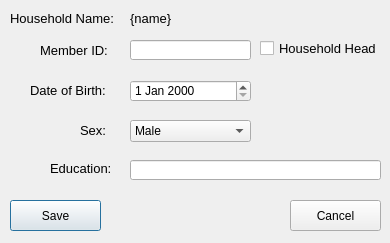
snim2mirror/openihm, file open-ihm/gui/designs/ui_household_editmember.ui: the form before one commit.
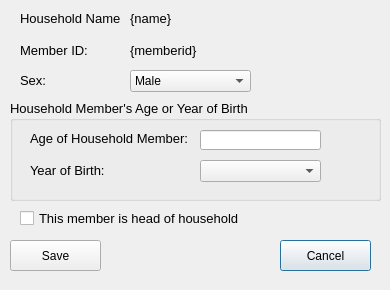
The form after the commit.

Commit message: Changed data entry for household members and their personal characteristics

What changed in the file:
```diff
--- a/open-ihm/gui/designs/ui_household_editmember.ui
+++ b/open-ihm/gui/designs/ui_household_editmember.ui
@@ -7,49 +7,18 @@
     <x>0</x>
     <y>0</y>
     <width>390</width>
-    <height>243</height>
+    <height>290</height>
    </rect>
   </property>
   <property name="windowTitle">
    <string>Edit Household Member</string>
   </property>
-  <widget class="QPushButton" name="cmdSave">
-   <property name="geometry">
-    <rect>
-     <x>10</x>
-     <y>200</y>
-     <width>91</width>
-     <height>31</height>
-    </rect>
-   </property>
-   <property name="text">
-    <string>Save</string>
-   </property>
-  </widget>
-  <widget class="QCheckBox" name="chkHeadHousehold">
-   <property name="geometry">
-    <rect>
-     <x>260</x>
-     <y>40</y>
-     <width>121</width>
-     <height>17</height>
-    </rect>
-   </property>
-   <property name="font">
-    <font>
-     <pointsize>10</pointsize>
-    </font>
-   </property>
-   <property name="text">
-    <string>Household Head</string>
-   </property>
-  </widget>
   <widget class="QLabel" name="label">
    <property name="geometry">
     <rect>
-     <x>10</x>
+     <x>20</x>
      <y>10</y>
-     <width>111</width>
+     <width>101</width>
      <height>16</height>
     </rect>
    </property>
@@ -62,100 +31,6 @@
     <string>Household Name:</string>
    </property>
   </widget>
-  <widget class="QDateEdit" name="dtpDOB">
-   <property name="geometry">
-    <rect>
-     <x>130</x>
-     <y>80</y>
-     <width>121</width>
-     <height>22</height>
-    </rect>
-   </property>
-  </widget>
-  <widget class="QLabel" name="label_3">
-   <property name="geometry">
-    <rect>
-     <x>30</x>
-     <y>80</y>
-     <width>81</width>
-     <height>21</height>
-    </rect>
-   </property>
-   <property name="font">
-    <font>
-     <pointsize>10</pointsize>
-    </font>
-   </property>
-   <property name="text">
-    <string>Date of Birth:</string>
-   </property>
-  </widget>
-  <widget class="QLabel" name="label_2">
-   <property name="geometry">
-    <rect>
-     <x>40</x>
-     <y>40</y>
-     <width>71</width>
-     <height>21</height>
-    </rect>
-   </property>
-   <property name="font">
-    <font>
-     <pointsize>10</pointsize>
-    </font>
-   </property>
-   <property name="text">
-    <string>Member ID:</string>
-   </property>
-  </widget>
-  <widget class="QLineEdit" name="txtMemberID">
-   <property name="geometry">
-    <rect>
-     <x>130</x>
-     <y>40</y>
-     <width>121</width>
-     <height>20</height>
-    </rect>
-   </property>
-  </widget>
-  <widget class="QLabel" name="label_4">
-   <property name="geometry">
-    <rect>
-     <x>80</x>
-     <y>120</y>
-     <width>31</width>
-     <height>21</height>
-    </rect>
-   </property>
-   <property name="font">
-    <font>
-     <pointsize>10</pointsize>
-    </font>
-   </property>
-   <property name="text">
-    <string>Sex:</string>
-   </property>
-  </widget>
-  <widget class="QComboBox" name="cboSex">
-   <property name="geometry">
-    <rect>
-     <x>130</x>
-     <y>120</y>
-     <width>121</width>
-     <height>22</height>
-    </rect>
-   </property>
-   <item>
-    <property name="text">
-     <string>Male</string>
-    </property>
-   </item>
-   <item>
-    <property name="text">
-     <string>Female</string>
-    </property>
-   </item>
-  </widget>
   <widget class="QLabel" name="lblHouseholdName">
    <property name="geometry">
     <rect>
@@ -180,13 +55,13 @@
     <string>{name}</string>
    </property>
   </widget>
-  <widget class="QLabel" name="label_5">
+  <widget class="QCheckBox" name="chkHeadHousehold">
    <property name="geometry">
     <rect>
-     <x>50</x>
-     <y>160</y>
-     <width>61</width>
-     <height>16</height>
+     <x>20</x>
+     <y>210</y>
+     <width>231</width>
+     <height>17</height>
     </rect>
    </property>
    <property name="font">
@@ -195,24 +70,126 @@
     </font>
    </property>
    <property name="text">
-    <string>Education:</string>
+    <string>This member is head of household</string>
    </property>
   </widget>
-  <widget class="QLineEdit" name="txtEducation">
+  <widget class="QComboBox" name="cboSex">
    <property name="geometry">
     <rect>
      <x>130</x>
-     <y>160</y>
-     <width>251</width>
-     <height>20</height>
+     <y>70</y>
+     <width>121</width>
+     <height>22</height>
     </rect>
+   </property>
+   <item>
+    <property name="text">
+     <string>Male</string>
+    </property>
+   </item>
+   <item>
+    <property name="text">
+     <string>Female</string>
+    </property>
+   </item>
+  </widget>
+  <widget class="QGroupBox" name="groupBox">
+   <property name="geometry">
+    <rect>
+     <x>10</x>
+     <y>100</y>
+     <width>371</width>
+     <height>101</height>
+    </rect>
+   </property>
+   <property name="font">
+    <font>
+     <pointsize>10</pointsize>
+    </font>
+   </property>
+   <property name="title">
+    <string>Household Member's Age or Year of Birth</string>
+   </property>
+   <widget class="QLabel" name="label_3">
+    <property name="geometry">
+     <rect>
+      <x>20</x>
+      <y>60</y>
+      <width>81</width>
+      <height>21</height>
+     </rect>
+    </property>
+    <property name="font">
+     <font>
+      <pointsize>10</pointsize>
+     </font>
+    </property>
+    <property name="text">
+     <string>Year of Birth:</string>
+    </property>
+   </widget>
+   <widget class="QComboBox" name="cmbYearOfBirth">
+    <property name="geometry">
+     <rect>
+      <x>190</x>
+      <y>60</y>
+      <width>121</width>
+      <height>22</height>
+     </rect>
+    </property>
+   </widget>
+   <widget class="QLabel" name="label_2">
+    <property name="geometry">
+     <rect>
+      <x>20</x>
+      <y>30</y>
+      <width>171</width>
+      <height>16</height>
+     </rect>
+    </property>
+    <property name="font">
+     <font>
+      <pointsize>10</pointsize>
+     </font>
+    </property>
+    <property name="text">
+     <string>Age of Household Member:</string>
+    </property>
+   </widget>
+   <widget class="QLineEdit" name="txtAge">
+    <property name="geometry">
+     <rect>
+      <x>190</x>
+      <y>30</y>
+      <width>121</width>
+      <height>20</height>
+     </rect>
+    </property>
+   </widget>
+  </widget>
+  <widget class="QLabel" name="label_4">
+   <property name="geometry">
+    <rect>
+     <x>20</x>
+     <y>70</y>
+     <width>31</width>
+     <height>21</height>
+    </rect>
+   </property>
+   <property name="font">
+    <font>
+     <pointsize>10</pointsize>
+    </font>
+   </property>
+   <property name="text">
+    <string>Sex:</string>
    </property>
   </widget>
   <widget class="QPushButton" name="cmdCancel">
    <property name="geometry">
     <rect>
-     <x>290</x>
-     <y>200</y>
+     <x>280</x>
+     <y>240</y>
      <width>91</width>
      <height>31</height>
     </rect>
@@ -221,6 +198,55 @@
     <string>Cancel</string>
    </property>
   </widget>
+  <widget class="QPushButton" name="cmdSave">
+   <property name="geometry">
+    <rect>
+     <x>10</x>
+     <y>240</y>
+     <width>91</width>
+     <height>31</height>
+    </rect>
+   </property>
+   <property name="text">
+    <string>Save</string>
+   </property>
+  </widget>
+  <widget class="QLabel" name="label_5">
+   <property name="geometry">
+    <rect>
+     <x>20</x>
+     <y>40</y>
+     <width>91</width>
+     <height>21</height>
+    </rect>
+   </property>
+   <property name="font">
+    <font>
+     <pointsize>10</pointsize>
+    </font>
+   </property>
+   <property name="text">
+    <string>Member ID:</string>
+   </property>
+  </widget>
+  <widget class="QLabel" name="lblMemberID">
+   <property name="geometry">
+    <rect>
+     <x>130</x>
+     <y>40</y>
+     <width>91</width>
+     <height>21</height>
+    </rect>
+   </property>
+   <property name="font">
+    <font>
+     <pointsize>10</pointsize>
+    </font>
+   </property>
+   <property name="text">
+    <string>{memberid}</string>
+   </property>
+  </widget>
  </widget>
  <resources/>
  <connections/>
```
The commit also changes 11 other files.
